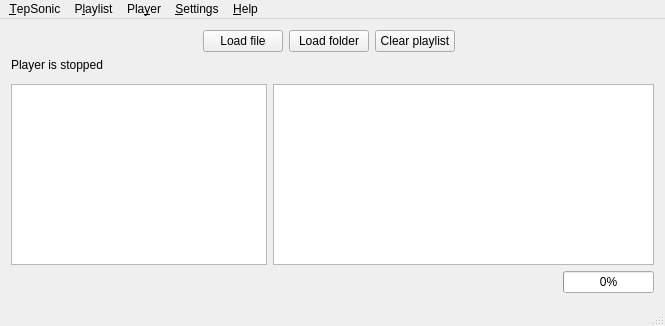
This is mainwindow.ui in danvratil/TepSonic as Qt 5 draws it before an edit. The edited form follows.
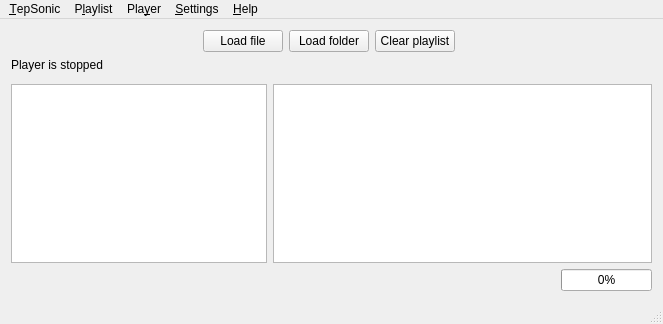
This is the edited form. Icons and pictures are not drawn. Custom widgets are drawn as their Qt base class.

Commit message: Disable editing items in CollectionBrowser and PlaylistBrowser

The edit to the form file:
```diff
--- a/mainwindow.ui
+++ b/mainwindow.ui
@@ -6,8 +6,8 @@
    <rect>
     <x>0</x>
     <y>0</y>
-    <width>665</width>
-    <height>326</height>
+    <width>663</width>
+    <height>324</height>
    </rect>
   </property>
   <property name="sizePolicy">
@@ -316,7 +316,7 @@
     <rect>
      <x>0</x>
      <y>0</y>
-     <width>665</width>
+     <width>663</width>
      <height>20</height>
     </rect>
    </property>
```
Left out of the diff: 51 changed lines with no effect on the pictures.
